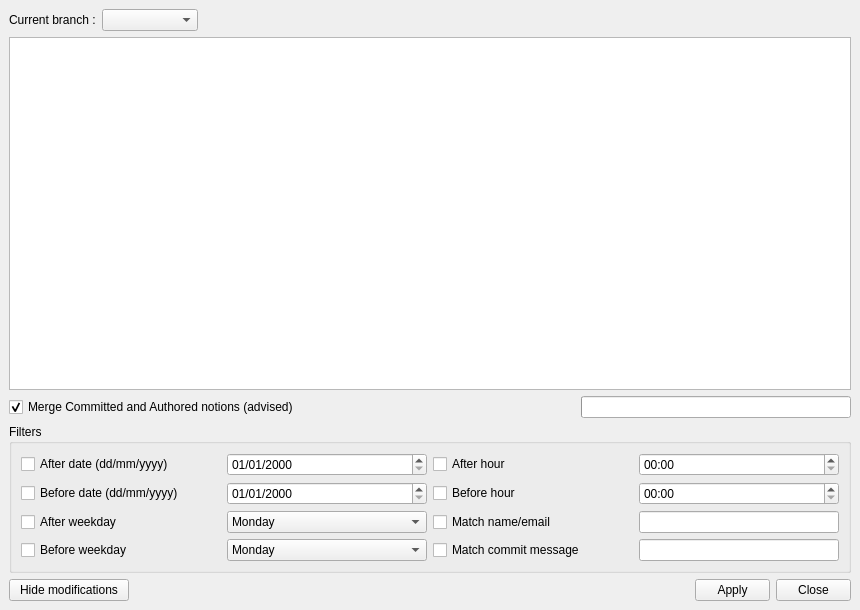
First picture: the form in qGitFilterBranch/main_window.ui, repository mike-perdide/gitbuster, before the edit.
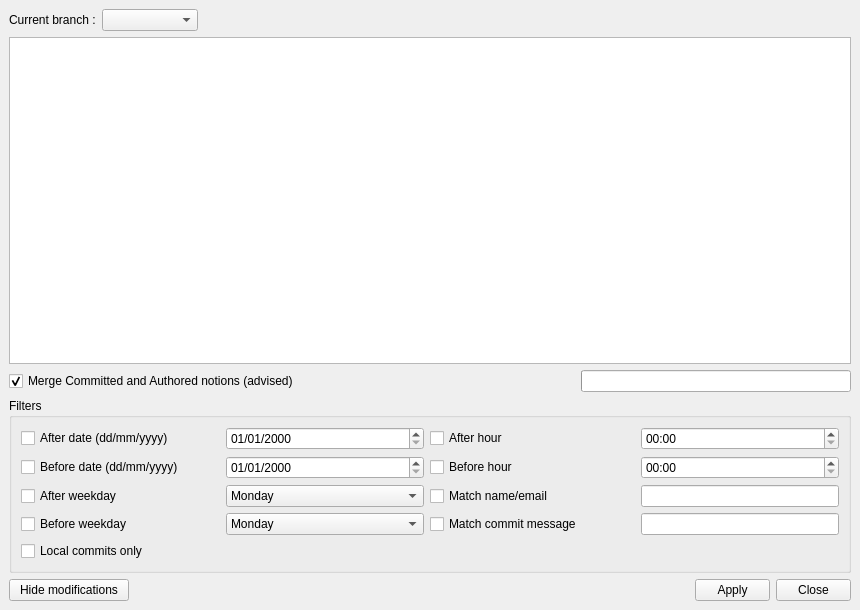
Second picture: the form after the edit.

Commit message: Adding a filter checkbox to display only the local commits.

The edit to the form file:
```diff
--- a/qGitFilterBranch/main_window.ui
+++ b/qGitFilterBranch/main_window.ui
@@ -316,6 +316,13 @@
            </property>
           </widget>
          </item>
+         <item row="4" column="0">
+          <widget class="QCheckBox" name="localOnlyFilterCheckBox">
+           <property name="text">
+            <string>Local commits only</string>
+           </property>
+          </widget>
+         </item>
         </layout>
        </item>
       </layout>
```
